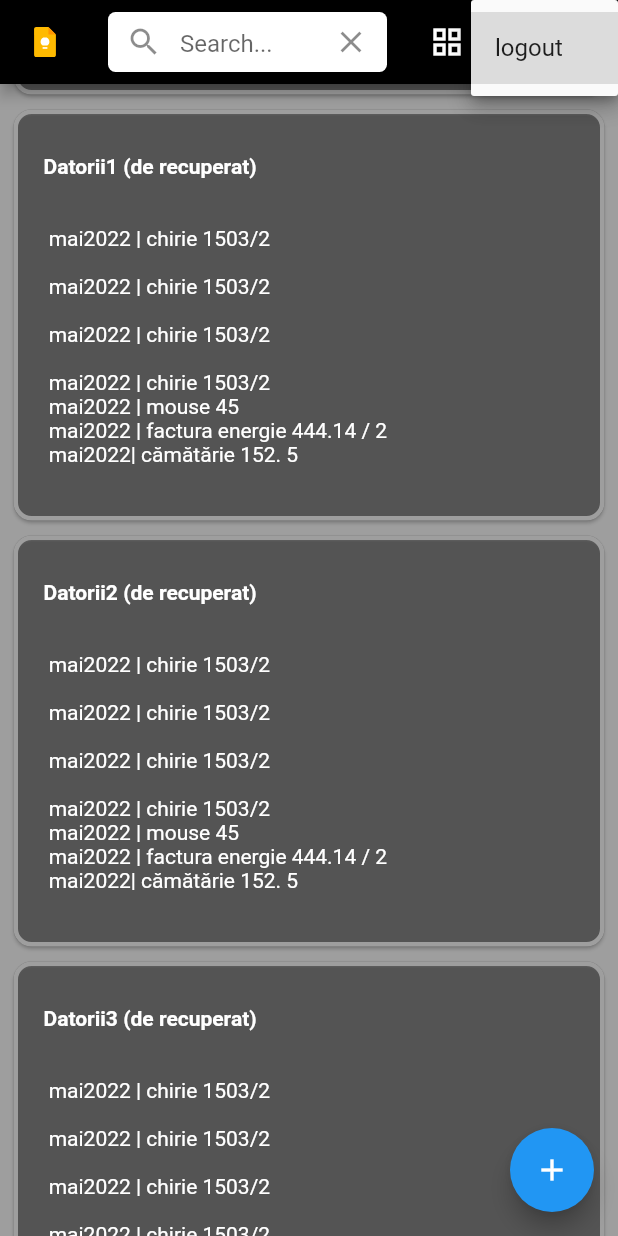
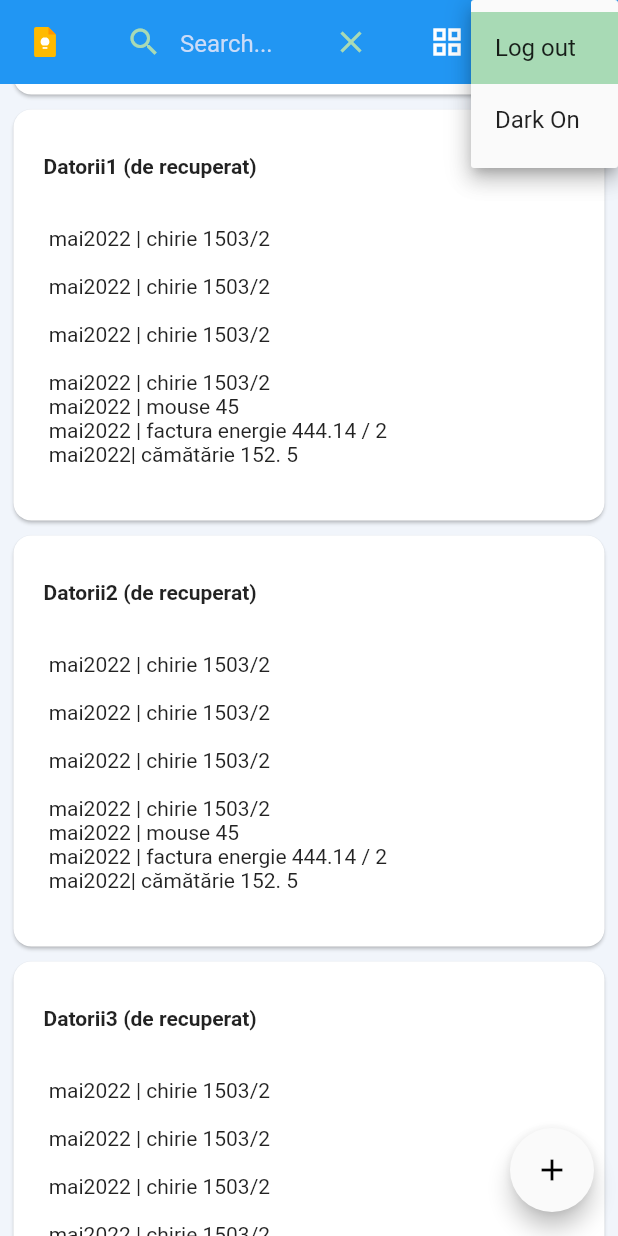
Before and after one commit to gabidiac11/google-keep-clone-flutter, a Flutter app: the screen it shows after launch, scrolled down 576 dp, after a tap on the "list" icon, after a tap on the "account circle" icon, on a phone screen of 412 x 824 dp. Run offline on Flutter 3.47's test engine with Material 2 defaults, Android fonts, the phone set to English and light mode, and no system bars; our stand-ins replace flutter_redux, flutter_svg, redux, redux_thunk, shared_preferences.

Commit message:
added support for dark/light theme

```diff
--- a/lib/main.dart
+++ b/lib/main.dart
@@ -1,6 +1,8 @@
 import 'package:flutter/material.dart';
 import 'package:untitled2/models.dart';
 import 'package:untitled2/store/actions.dart';
+import 'package:untitled2/theme/SharedPreferences.dart';
+import 'package:untitled2/theme/Theme.dart';
 import 'package:untitled2/views/allNotes/allNotesView.dart';
 import 'package:untitled2/views/addOrEditNoteView/addOrEditNoteView.dart';
 import 'package:redux/redux.dart';
@@ -8,6 +10,7 @@ import 'package:flutter_redux/flutter_redux.dart';
 import 'store/reducer.dart';
 import 'package:untitled2/store/reducer.dart';
 import 'package:redux_thunk/redux_thunk.dart';
+import 'package:provider/provider.dart';
 
 void main() {
   final Store<AppState> store = Store<AppState>(
@@ -18,28 +21,49 @@ void main() {
   runApp(MyApp(store));
 }
 
-class MyApp extends StatelessWidget {
+class MyApp extends StatefulWidget {
   final Store<AppState> store;
   const MyApp(this.store, {Key? key}) : super(key: key);
+  @override
+  _MyAppState createState() => _MyAppState();
+}
+
+class _MyAppState extends State<MyApp> {
+  DarkThemeProvider themeChangeProvider = DarkThemeProvider();
+
+  @override
+  void initState() {
+    super.initState();
+    getCurrentAppTheme();
+  }
+
+  void getCurrentAppTheme() async {
+    themeChangeProvider.darkTheme =
+        await themeChangeProvider.darkThemePreference.getTheme();
+  }
 
   @override
   Widget build(BuildContext context) {
+    return ChangeNotifierProvider(create: (_) {
+      return themeChangeProvider;
+    }, child: Consumer<DarkThemeProvider>(
+      builder: (context, value, Widget? child) {
         return StoreProvider(
-        store: store,
+            store: widget.store,
             child: MaterialApp(
                 title: 'Google Keep Clone',
-          theme: ThemeData(
-            primarySwatch: Colors.blue,
-          ),
+                theme: Styles.themeData(themeChangeProvider.darkTheme, context),
                 initialRoute: '/',
                 routes: {
                   '/': (context) => const AllNotesView(),
-            '/addOrEdit': (context) => StoreConnector<AppState, NotesViewModel>(
+                  '/addOrEdit': (context) =>
+                      StoreConnector<AppState, NotesViewModel>(
                         converter: (store) =>
                             NotesViewModel.fromStore(context, store),
                         builder: (context, model) => AddOrEditNoteView(model),
                       )
-          }
+                }));
+      },
     ));
   }
 }
--- /dev/null
+++ b/lib/theme/SharedPreferences.dart
@@ -0,0 +1,31 @@
+import 'package:shared_preferences/shared_preferences.dart';
+
+/// medium: https://medium.flutterdevs.com/implement-dark-mode-in-flutter-using-provider-158925112bf9
+import 'package:flutter/cupertino.dart';
+
+class DarkThemePreference {
+  static const timeStatus = "THEMESTATUS";
+
+  setDarkTheme(bool value) async {
+    SharedPreferences prefs = await SharedPreferences.getInstance();
+    prefs.setBool(timeStatus, value);
+  }
+
+  Future<bool> getTheme() async {
+    SharedPreferences prefs = await SharedPreferences.getInstance();
+    return prefs.getBool(timeStatus) ?? false;
+  }
+}
+
+class DarkThemeProvider with ChangeNotifier {
+  DarkThemePreference darkThemePreference = DarkThemePreference();
+  bool _darkTheme = true;
+
+  bool get darkTheme => _darkTheme;
+
+  set darkTheme(bool value) {
+    _darkTheme = value;
+    darkThemePreference.setDarkTheme(value);
+    notifyListeners();
+  }
+}
--- /dev/null
+++ b/lib/theme/Theme.dart
@@ -0,0 +1,36 @@
+import 'dart:ui';
+
+import 'package:flutter/material.dart';
+
+class Styles {
+  static ThemeData themeData(bool isDarkTheme, BuildContext context) {
+    return ThemeData(
+      primarySwatch: Colors.blue,
+      primaryColor: isDarkTheme ? Colors.black : Colors.white,
+      backgroundColor: isDarkTheme ? Colors.grey : const Color(0xffF1F5FB),
+      indicatorColor:
+          isDarkTheme ? Colors.grey: const Color(0xffCBDCF8),
+      buttonColor: isDarkTheme ? Colors.white10 : Color(0xffF1F5FB),
+      hintColor:
+          isDarkTheme ? Colors.white70 : const Color(0xffCBDCF8),
+      highlightColor:
+          isDarkTheme ? Colors.white10 : const Color(0xffFCE192),
+      hoverColor:
+          isDarkTheme ? Colors.white10 : const Color(0xff4285F4),
+      focusColor:
+          isDarkTheme ? Colors.white : const Color(0xffA8DAB5),
+      disabledColor: Colors.grey,
+      textSelectionColor: isDarkTheme ? Colors.white : Colors.black,
+      cardColor: isDarkTheme ? Colors.black : Colors.white,
+      canvasColor: isDarkTheme ? Colors.black : Colors.grey[50],
+      brightness: isDarkTheme ? Brightness.dark : Brightness.light,
+      buttonTheme: Theme.of(context).buttonTheme.copyWith(
+          colorScheme: isDarkTheme
+              ? const ColorScheme.dark()
+              : const ColorScheme.light()),
+      appBarTheme: const AppBarTheme(
+        elevation: 0.0,
+      ),
+    );
+  }
+}
--- a/lib/views/addOrEditNoteView/addOrEditNoteView.dart
+++ b/lib/views/addOrEditNoteView/addOrEditNoteView.dart
@@ -63,28 +63,26 @@ class _AddOrEditNoteViewState extends State<AddOrEditNoteView> {
     return StoreConnector<AppState, NotesViewModel>(
         converter: (store) => NotesViewModel.fromStore(context, store),
         builder: (context, model) => Scaffold(
-              backgroundColor: Colors.black26,
+              backgroundColor: Theme.of(context).primaryColor,
               appBar: MyAppBar(),
               body: Padding(
                   padding: const EdgeInsets.all(16),
                   child: SingleChildScrollView(
                     child: Column(children: [
                       TextField(
-                        style:
-                            const TextStyle(color: Colors.white, fontSize: 20),
+                        style: const TextStyle(fontSize: 20),
                         decoration: const InputDecoration(
-                            hintText: 'Title...',
-                            border: InputBorder.none,
-                            hintStyle: TextStyle(color: Colors.white70)),
+                          hintText: 'Title...',
+                          border: InputBorder.none,
+                        ),
                         controller: titleController,
                       ),
                       const Padding(padding: EdgeInsets.all(10)),
                       TextField(
-                          style: const TextStyle(color: Colors.white),
                           decoration: const InputDecoration(
-                              hintText: 'Note...',
-                              border: InputBorder.none,
-                              hintStyle: TextStyle(color: Colors.white70)),
+                            hintText: 'Note...',
+                            border: InputBorder.none,
+                          ),
                           controller: textController,
                           maxLines: 9000)
                     ]),
--- a/lib/views/addOrEditNoteView/navBar.dart
+++ b/lib/views/addOrEditNoteView/navBar.dart
@@ -17,8 +17,7 @@ class _MyAppBar extends State<MyAppBar> {
               onTap: () => Navigator.pop(context),
               child: const Icon(Icons.arrow_back)),
         )
-      ]),
-      backgroundColor: Colors.black,
+      ])
     );
   }
 }
--- a/lib/views/allNotes/allNotesView.dart
+++ b/lib/views/allNotes/allNotesView.dart
@@ -76,7 +76,7 @@ class _AllNotesViewState extends State<AllNotesView> {
                   ? NavBarSelection(selectedIds.keys.length,
                       () => onDeleteSelected(model), onCancelSelection)
                   : MyAppBar(isListLayout, setIsListLayout, searchController),
-              backgroundColor: Colors.grey,
+              backgroundColor: Theme.of(context).backgroundColor,
               body: SingleChildScrollView(
                 child: Column(children: [
                   Padding(
@@ -110,7 +110,8 @@ class _AllNotesViewState extends State<AllNotesView> {
               floatingActionButton: FloatingActionButton(
                 onPressed: () => Navigator.pushNamed(context, '/addOrEdit'),
                 tooltip: 'Add note',
-                child: const Icon(Icons.add),
+                backgroundColor: Theme.of(context).canvasColor,
+                child: Icon(Icons.add, color: Theme.of(context).primaryIconTheme.color),
               ),
             ));
   }
--- a/lib/views/allNotes/navBar.dart
+++ b/lib/views/allNotes/navBar.dart
@@ -1,5 +1,7 @@
 import 'package:flutter/material.dart';
 import 'package:flutter_svg/svg.dart';
+import 'package:provider/provider.dart';
+import 'package:untitled2/theme/SharedPreferences.dart';
 
 class MyAppBar extends AppBar {
   final bool isListLayout;
@@ -17,26 +19,42 @@ class MyAppBar extends AppBar {
 class _MyAppBar extends State<MyAppBar> {
   @override
   Widget build(BuildContext context) {
-    const dropdownOptions = ['logout'];
+    final themeChange = Provider.of<DarkThemeProvider>(context);
+    final dropdownOptions = [
+      {'value': 'logout', 'text': 'Log out'},
+      {
+        'value': 'darkMode',
+        'text': themeChange.darkTheme ? "Dark Off" : "Dark On"
+      }
+    ];
+
     return AppBar(
         title: Container(
           width: double.infinity,
           height: 40,
-        decoration: BoxDecoration(
-            color: Colors.white, borderRadius: BorderRadius.circular(5)),
+          decoration: BoxDecoration(borderRadius: BorderRadius.circular(5)),
           child: Center(
             child: TextField(
               decoration: InputDecoration(
-                prefixIcon: const Icon(Icons.search),
+                  prefixIcon:
+                      Icon(Icons.search, color: Theme.of(context).focusColor),
                   suffixIcon: IconButton(
-                  icon: const Icon(Icons.clear),
+                    icon:
+                        Icon(Icons.clear, color: Theme.of(context).focusColor),
                     onPressed: () {
                       widget.searchController.text = "";
                     },
                   ),
                   hintText: 'Search...',
+                  hintStyle: TextStyle(
+                    color: Theme.of(context).hintColor
+                  ),
+                  focusColor: Theme.of(context).primaryColor,
                   border: InputBorder.none),
+              cursorColor: Colors.white,
+              style: const TextStyle(color: Colors.white),
               controller: widget.searchController,
+              autofocus: false,
             ),
           ),
         ),
@@ -57,32 +75,33 @@ class _MyAppBar extends State<MyAppBar> {
                   ? Icons.grid_view_outlined
                   : Icons.list_outlined,
             ),
-          splashColor: Colors.white,
             onPressed: () => widget.setIsListLayout(!widget.isListLayout),
           ),
           Padding(
               padding: const EdgeInsets.symmetric(horizontal: 16),
               child: DropdownButton<String>(
-              value: dropdownOptions[0],
+                value: dropdownOptions[0]['value'],
                 selectedItemBuilder: (BuildContext c) => dropdownOptions
                     .map((e) => const Padding(
                         padding: EdgeInsets.fromLTRB(10, 0, 0, 0),
                         child: Icon(Icons.account_circle)))
                     .toList(),
-              items: dropdownOptions.map((String items) {
+                items: dropdownOptions.map((item) {
                   return DropdownMenuItem(
-                  value: items,
-                  child: Text(items),
+                    value: item['value'],
+                    child: Text(item['text'] ?? ""),
                   );
                 }).toList(),
-              onChanged: (String? newValue) {
-                if (newValue == "logout") {
+                onChanged: (value) {
+                  if (value == "logout") {
                     print("log out clicked");
+                    return;
+                  }
+                  if (value == "darkMode") {
+                    themeChange.darkTheme = !themeChange.darkTheme;
                   }
                 },
               )),
-      ],
-      backgroundColor: Colors.black,
-    );
+        ]);
   }
 }
--- a/lib/views/allNotes/navBarSelection.dart
+++ b/lib/views/allNotes/navBarSelection.dart
@@ -13,7 +13,6 @@ class _MyAppBar extends State<NavBarSelection> {
             onTap: () => widget.cancel(), child: const Icon(Icons.close))),
         withPadding(Text(widget.numOfItems.toString())),
       ]),
-      backgroundColor: Colors.black,
       actions: [
         withPadding(GestureDetector(
             onTap: () => widget.delete(), child: const Icon(Icons.delete)))
--- a/lib/views/allNotes/noteItem.dart
+++ b/lib/views/allNotes/noteItem.dart
@@ -1,4 +1,7 @@
 import 'package:flutter/material.dart';
+import 'package:provider/provider.dart';
+
+import '../../theme/SharedPreferences.dart';
 
 class NoteItem extends StatelessWidget {
   const NoteItem({
@@ -18,17 +21,19 @@ class NoteItem extends StatelessWidget {
 
   @override
   Widget build(BuildContext context) {
+    final themeChange = Provider.of<DarkThemeProvider>(context);
     return GestureDetector(
         onTap: onPress,
         onLongPressEnd: onLongPressEnd,
         child: Card(
-            color: Colors.black26,
+            color: themeChange.darkTheme ? Colors.black26 : Colors.white,
             shape: RoundedRectangleBorder(
               borderRadius: const BorderRadius.all(
                 Radius.circular(12.0),
               ),
               side: BorderSide(
-                  color: isSelected ? Colors.orange : Colors.grey, width: 3),
+                  color: isSelected ? Colors.orange : Colors.transparent,
+                  width: 3),
             ),
             child: Align(
                 alignment: Alignment.topLeft,
@@ -40,14 +45,9 @@ class NoteItem extends StatelessWidget {
                     children: <Widget>[
                       Text(title,
                           textAlign: TextAlign.start,
-                          style: const TextStyle(
-                              color: Colors.white,
-                              fontWeight: FontWeight.bold)),
+                          style: const TextStyle(fontWeight: FontWeight.bold)),
                       const Padding(padding: EdgeInsets.all(8)),
-                      Text(text,
-                          textAlign: TextAlign.start,
-                          style: const TextStyle(color: Colors.white),
-                          maxLines: 50),
+                      Text(text, textAlign: TextAlign.start, maxLines: 50),
                     ],
                   ),
                 ))));
--- a/pubspec.yaml
+++ b/pubspec.yaml
@@ -40,6 +40,8 @@ dependencies:
   redux: ^5.0.0
   redux_thunk: ^0.4.0
   uuid: ^3.0.6
+  shared_preferences: ^2.0.15
+  provider: ^6.0.2
 
 dev_dependencies:
   flutter_test:
```
Also changed, not shown: 3 other files. Lines whose indentation alone changed are shown as unchanged.
